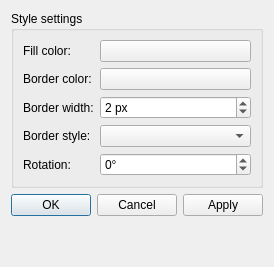
The window that gns3/ui/style_editor_dialog.ui (kaisenlinux/gns3-gui) describes before a commit, drawn with Qt 5.
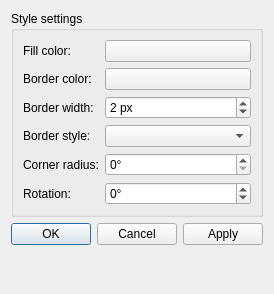
The same window after the commit.

What changed in the file:
```diff
--- a/gns3/ui/style_editor_dialog.ui
+++ b/gns3/ui/style_editor_dialog.ui
@@ -2,6 +2,14 @@
 <ui version="4.0">
  <class>StyleEditorDialog</class>
  <widget class="QDialog" name="StyleEditorDialog">
+  <property name="geometry">
+   <rect>
+    <x>0</x>
+    <y>0</y>
+    <width>270</width>
+    <height>294</height>
+   </rect>
+  </property>
   <property name="windowTitle">
    <string>Style editor</string>
   </property>
@@ -76,14 +84,14 @@
       <item row="3" column="1">
        <widget class="QComboBox" name="uiBorderStyleComboBox"/>
       </item>
-      <item row="4" column="0">
+      <item row="5" column="0">
        <widget class="QLabel" name="uiRotationLabel">
         <property name="text">
          <string>Rotation:</string>
         </property>
        </widget>
       </item>
-      <item row="4" column="1">
+      <item row="5" column="1">
        <widget class="QSpinBox" name="uiRotationSpinBox">
         <property name="sizePolicy">
          <sizepolicy hsizetype="Expanding" vsizetype="Fixed">
@@ -106,6 +114,23 @@
         </property>
        </widget>
       </item>
+      <item row="4" column="0">
+       <widget class="QLabel" name="uiCornerRadiusLabel">
+        <property name="text">
+         <string>Corner radius:</string>
+        </property>
+       </widget>
+      </item>
+      <item row="4" column="1">
+       <widget class="QSpinBox" name="uiCornerRadiusSpinBox">
+        <property name="suffix">
+         <string>°</string>
+        </property>
+        <property name="maximum">
+         <number>100</number>
+        </property>
+       </widget>
+      </item>
      </layout>
     </widget>
    </item>
```
